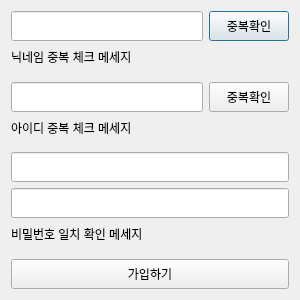
Above: signupdialog.ui from Jhnn22/VEDA_MiniProject before the change. Below: the same form after it.
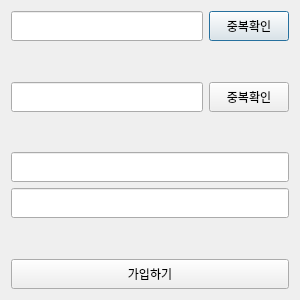
That is the form after the change.

```diff
--- a/signupdialog.ui
+++ b/signupdialog.ui
@@ -82,7 +82,7 @@
         </size>
        </property>
        <property name="text">
-        <string>닉네임 중복 체크 메세지</string>
+        <string/>
        </property>
       </widget>
      </item>
@@ -140,7 +140,7 @@
         </size>
        </property>
        <property name="text">
-        <string>아이디 중복 체크 메세지</string>
+        <string/>
        </property>
       </widget>
      </item>
@@ -191,7 +191,7 @@
         </size>
        </property>
        <property name="text">
-        <string>비밀번호 일치 확인 메세지</string>
+        <string/>
        </property>
       </widget>
      </item>
```
